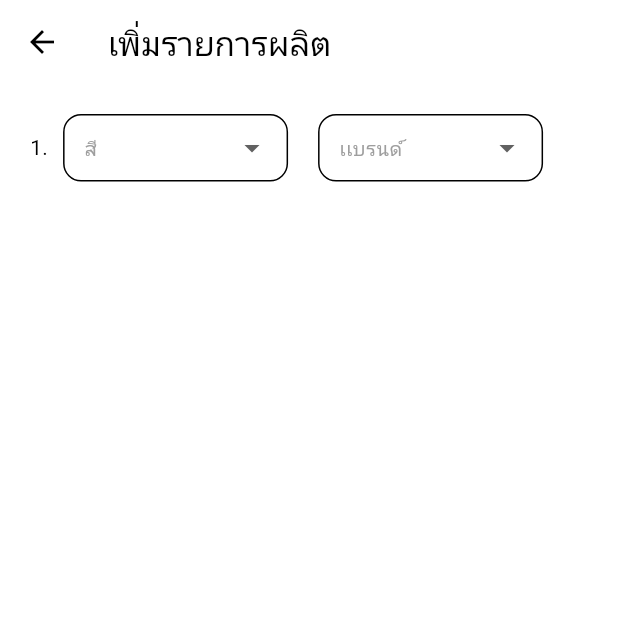
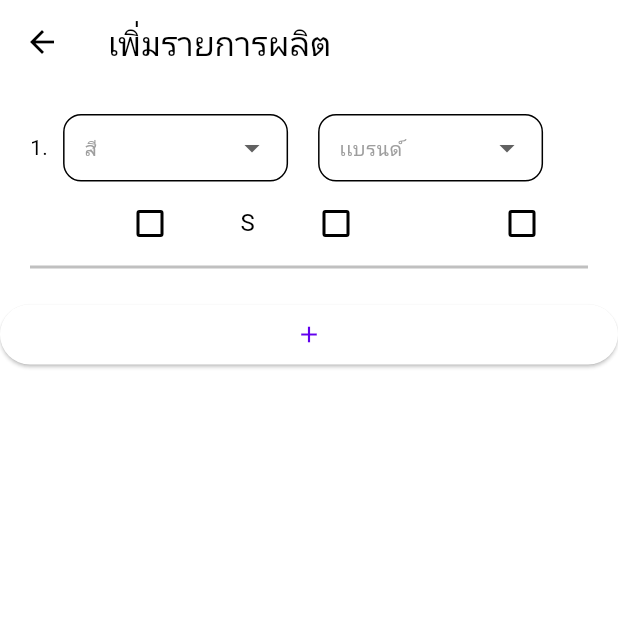
Before and after one commit to Mik2646/scharoen_app, a Flutter app: the addOrder screen opened directly, on a phone screen of 412 x 824 dp, the top half of it. Run offline on Flutter 3.47's test engine with Material 3 defaults, Android fonts, the phone set to English and light mode, and no system bars; our stand-ins replace cloud_firestore, email_validator, firebase_auth, firebase_core, image_picker; accounts and stored records are empty; network calls fail.

Commit message:
ทำหน้าเพิ่มออเดอร์

```diff
--- a/lib/screens/addOrder.dart
+++ b/lib/screens/addOrder.dart
@@ -19,6 +19,19 @@ class _addOrderState extends State<addOrder> {
             padding: const EdgeInsets.all(20.0),
             child: Addorder(),
           ),
+          Container(
+              width: 60.0, // กำหนดความกว้างของปุ่ม
+
+            child: ElevatedButton(
+                      onPressed: () {
+                        print("ควย");
+                        setState(() {
+                          // counter++;
+                        });
+                      },
+                      child: Icon(Icons.add),
+                    ),
+          ),
         ],
       ),
     );
--- a/lib/widget/addOrder.dart
+++ b/lib/widget/addOrder.dart
@@ -4,8 +4,11 @@ class Addorder extends StatefulWidget {
   Addorder({super.key});
   TextEditingController? _typeroofController = TextEditingController();
     TextEditingController? _colorroofController = TextEditingController();
-  List<String> typeroof = ['สีซิงค์', 'สีน้ำเงิน', 'สีเเดงมั่งมี'];
-  List<String> colorroof = ['นอก', 'จิงโจ้', 'บลูสโคป'];
+     TextEditingController? _brand_roofController = TextEditingController();
+
+  List<String> typeroof = ['นอก', 'จิงโจ้', 'บลูสโคป'];
+  List<String> colorroof = ['สีซิงค์', 'สีน้ำเงิน', 'สีเเดงมั่งมี'];
+   String? _selectedRoofType;
   @override
   State<Addorder> createState() => _AddorderState();
 }
@@ -14,7 +17,13 @@ class _AddorderState extends State<Addorder> {
   @override
   Widget build(BuildContext context) {
     return Container(
-
+      decoration: BoxDecoration(
+                          border: Border(
+                            bottom: BorderSide(
+                              color: const Color.fromARGB(255, 192, 192, 192), // กำหนดสีของเส้น
+                              width: 2.0, // กำหนดความกว้างของเส้น
+                            ),
+                          ),),
       child: Column(
         children: [
           Row(
@@ -22,14 +31,17 @@ class _AddorderState extends State<Addorder> {
               Text("1."),
               SizedBox(width: 10,),
               Container(
+
+
                 width: 150,
                height: 45,
+
 
                 child: DropdownButtonFormField<String>(
                   value: widget._colorroofController!.text.isNotEmpty
                       ? widget._colorroofController?.text
                       : null,
-                  items: widget.typeroof.map((role) {
+                  items: widget.colorroof.map((role) {
                     return DropdownMenuItem<String>(
                       value: role,
                       child: Text(role),
@@ -62,10 +74,10 @@ class _AddorderState extends State<Addorder> {
                height: 45,
 
                 child: DropdownButtonFormField<String>(
-                  value: widget._typeroofController!.text.isNotEmpty
-                      ? widget._typeroofController?.text
+                  value: widget._brand_roofController!.text.isNotEmpty
+                      ? widget._brand_roofController?.text
                       : null,
-                  items: widget.colorroof.map((role) {
+                  items: widget.typeroof.map((role) {
                     return DropdownMenuItem<String>(
                       value: role,
                       child: Text(role),
@@ -73,7 +85,7 @@ class _AddorderState extends State<Addorder> {
                   }).toList(),
                   onChanged: (value) {
                     setState(() {
-                      widget._typeroofController?.text = value!;
+                      widget._brand_roofController?.text = value!;
                     });
                   },
                   decoration: InputDecoration(
@@ -92,8 +104,52 @@ class _AddorderState extends State<Addorder> {
                   ),
                 ),
               ),
+
             ],
           ),
+
+  Row(
+  children: [
+    Expanded(
+      child: CheckboxListTile(
+
+        title: Text(''),
+        value: widget._selectedRoofType == 'เเผ่นตรง',
+        onChanged: (value) {
+          setState(() {
+            widget._selectedRoofType = value! ? 'เเผ่นตรง' : null;
+          });
+          widget._typeroofController?.text = widget._selectedRoofType ?? '';
+        },
+      ),
+    ),
+    Expanded(
+      child: CheckboxListTile(
+        title: Text('S'),
+        value: widget._selectedRoofType == 'เเผ่นเรียบ',
+        onChanged: (value) {
+          setState(() {
+            widget._selectedRoofType = value! ? 'เเผ่นเรียบ' : null;
+          });
+          widget._typeroofController?.text = widget._selectedRoofType ?? '';
+        },
+      ),
+    ),
+    Expanded(
+      child: CheckboxListTile(
+        title: Text(''),
+        value: widget._selectedRoofType == 'เเผ่นโค้ง',
+        onChanged: (value) {
+          setState(() {
+            widget._selectedRoofType = value! ? 'เเผ่นโค้ง' : null;
+          });
+          widget._typeroofController?.text = widget._selectedRoofType ?? '';
+        },
+      ),
+    ),
+  ],
+)
+
         ],
       ),
     );
```
